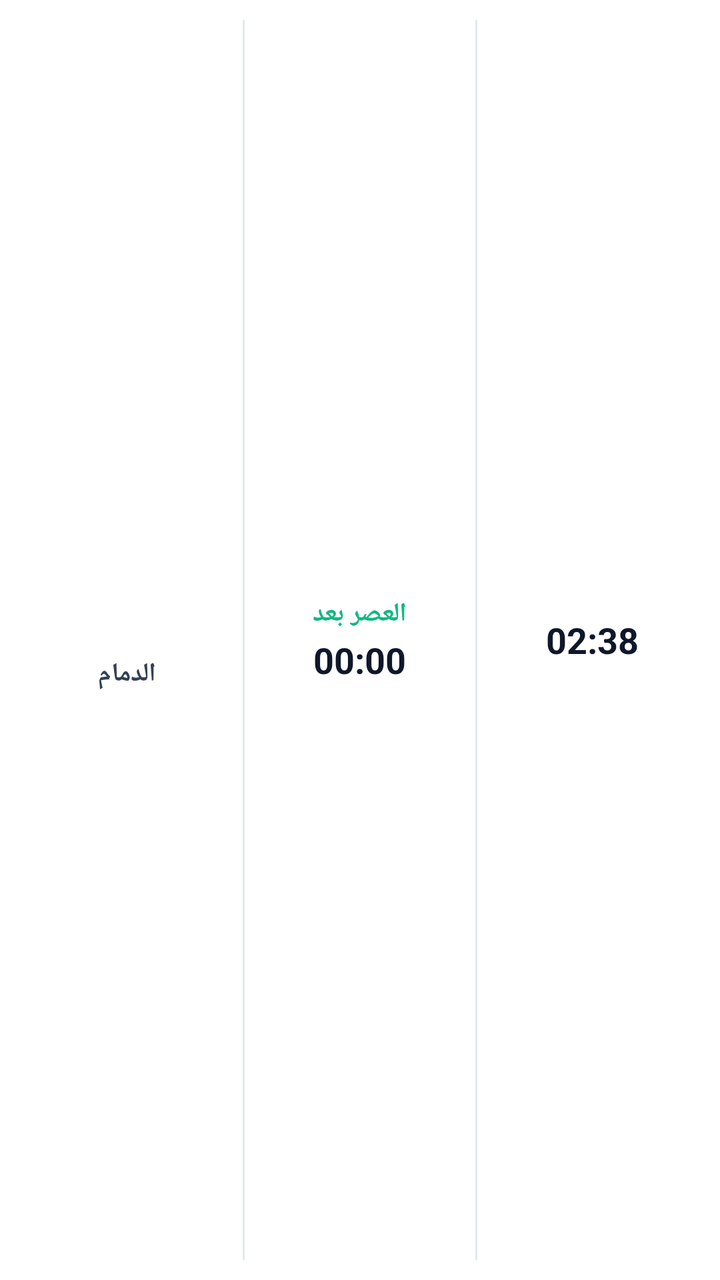
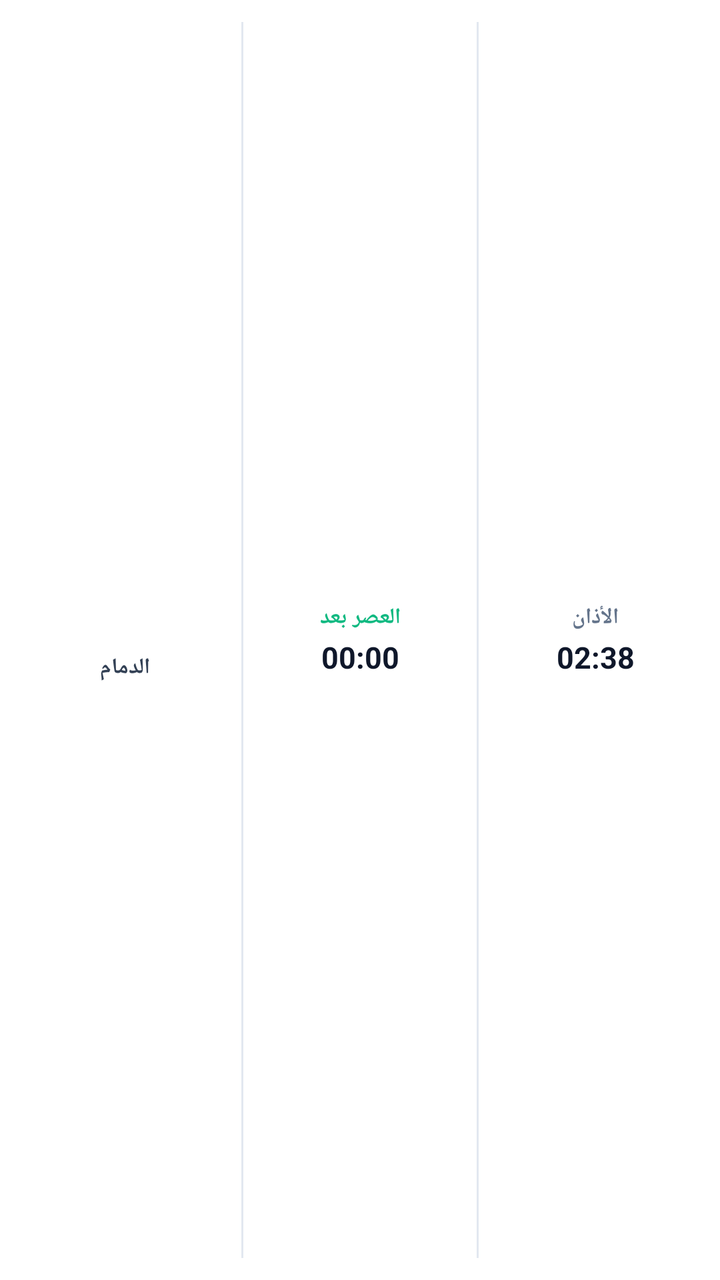

Before-and-after screenshots of an Android layout around one commit, followed by the original layout XML and the change that was made.
<!-- AndroidManifest.xml: application theme AppTheme.NoActionBar -->
<!-- res/layout/prayer_compact_widget.xml -->
<?xml version="1.0" encoding="utf-8"?>
<LinearLayout xmlns:android="http://schemas.android.com/apk/res/android"
    android:id="@+id/widget_compact_root"
    android:layout_width="match_parent"
    android:layout_height="match_parent"
    android:orientation="horizontal"
    android:background="@drawable/widget_bg_white"
    android:clipToOutline="true"
    android:gravity="center_vertical"
    android:baselineAligned="false"
    android:paddingStart="6dp"
    android:paddingEnd="6dp"
    android:paddingTop="4dp"
    android:paddingBottom="4dp">

    
    <LinearLayout
        android:id="@+id/widget_compact_left"
        android:layout_width="0dp"
        android:layout_weight="1"
        android:layout_height="match_parent"
        android:orientation="vertical"
        android:gravity="center"
        android:padding="2dp">

        <ImageView
            android:id="@+id/widget_compact_icon"
            android:layout_width="32dp"
            android:layout_height="32dp"
            android:src="@mipmap/ic_launcher"
            android:contentDescription="App Logo" />

        <TextView
            android:id="@+id/widget_compact_city"
            android:layout_width="wrap_content"
            android:layout_height="wrap_content"
            android:text="الدمام"
            android:textColor="#334155"
            android:textSize="13sp"
            android:textStyle="bold"
            android:singleLine="true"
            android:gravity="center"
            android:layout_marginTop="2dp" />
    </LinearLayout>

    
    <FrameLayout
        android:id="@+id/widget_compact_sep1"
        android:layout_width="1dp"
        android:layout_height="match_parent"
        android:background="#E2E8F0"
        android:layout_marginTop="6dp"
        android:layout_marginBottom="6dp" />

    
    <LinearLayout
        android:id="@+id/widget_compact_center"
        android:layout_width="0dp"
        android:layout_weight="1"
        android:layout_height="match_parent"
        android:orientation="vertical"
        android:gravity="center"
        android:padding="2dp">

        <TextView
            android:id="@+id/widget_compact_prayer_name"
            android:layout_width="wrap_content"
            android:layout_height="wrap_content"
            android:text="العصر بعد"
            android:textColor="#10B981"
            android:textSize="13sp"
            android:textStyle="bold"
            android:gravity="center" />

        <Chronometer
            android:id="@+id/widget_compact_countdown"
            android:layout_width="wrap_content"
            android:layout_height="wrap_content"
            android:textColor="#0F172A"
            android:textSize="18sp"
            android:textStyle="bold"
            android:gravity="center"
            android:layout_marginTop="2dp"
            android:countDown="true" />
    </LinearLayout>

    
    <FrameLayout
        android:id="@+id/widget_compact_sep2"
        android:layout_width="1dp"
        android:layout_height="match_parent"
        android:background="#E2E8F0"
        android:layout_marginTop="6dp"
        android:layout_marginBottom="6dp" />

    
    <LinearLayout
        android:id="@+id/widget_compact_right"
        android:layout_width="0dp"
        android:layout_weight="1"
        android:layout_height="match_parent"
        android:orientation="vertical"
        android:gravity="center"
        android:padding="2dp">

        <TextView
            android:id="@+id/widget_compact_prayer_time"
            android:layout_width="wrap_content"
            android:layout_height="wrap_content"
            android:text="02:38"
            android:textColor="#0F172A"
            android:textSize="18sp"
            android:textStyle="bold"
            android:gravity="center" />
    </LinearLayout>

</LinearLayout>
<!-- resources referenced by this layout -->
<resources>
  <!-- drawable widget_bg_white (drawable) -->
  <?xml version="1.0" encoding="utf-8"?>
  <shape xmlns:android="http://schemas.android.com/apk/res/android">
      <solid android:color="#FFFFFF" />
      <corners android:radius="16dp" />
  </shape>
  <!-- mipmap ic_launcher (mipmap-anydpi-v26) -->
  <?xml version="1.0" encoding="utf-8"?>
  <adaptive-icon xmlns:android="http://schemas.android.com/apk/res/android">
    <background android:drawable="@mipmap/ic_launcher_adaptive_back"/>
    <foreground android:drawable="@mipmap/ic_launcher_adaptive_fore"/>
  </adaptive-icon>
  <style name="AppTheme.NoActionBar" parent="Theme.AppCompat.DayNight.NoActionBar">
          <item name="windowActionBar">false</item>
          <item name="windowNoTitle">true</item>
          <item name="android:windowBackground">@android:color/transparent</item>
          <item name="android:windowIsTranslucent">true</item>
      </style>
</resources>

<!-- the commit's change to res/layout/prayer_compact_widget.xml (unified diff, before → after) -->
@@ -8,10 +8,11 @@
     android:clipToOutline="true"
     android:gravity="center_vertical"
     android:baselineAligned="false"
-    android:paddingStart="6dp"
-    android:paddingEnd="6dp"
-    android:paddingTop="4dp"
-    android:paddingBottom="4dp">
+    android:weightSum="3"
+    android:paddingStart="4dp"
+    android:paddingEnd="4dp"
+    android:paddingTop="3dp"
+    android:paddingBottom="3dp">
 
     
     <LinearLayout
@@ -25,20 +26,21 @@
 
         <ImageView
             android:id="@+id/widget_compact_icon"
-            android:layout_width="32dp"
-            android:layout_height="32dp"
+            android:layout_width="26dp"
+            android:layout_height="26dp"
             android:src="@mipmap/ic_launcher"
             android:contentDescription="App Logo" />
 
         <TextView
             android:id="@+id/widget_compact_city"
-            android:layout_width="wrap_content"
+            android:layout_width="match_parent"
             android:layout_height="wrap_content"
             android:text="الدمام"
             android:textColor="#334155"
-            android:textSize="13sp"
+            android:textSize="11sp"
             android:textStyle="bold"
             android:singleLine="true"
+            android:ellipsize="end"
             android:gravity="center"
             android:layout_marginTop="2dp" />
     </LinearLayout>
@@ -49,8 +51,8 @@
         android:layout_width="1dp"
         android:layout_height="match_parent"
         android:background="#E2E8F0"
-        android:layout_marginTop="6dp"
-        android:layout_marginBottom="6dp" />
+        android:layout_marginTop="8dp"
+        android:layout_marginBottom="8dp" />
 
     
     <LinearLayout
@@ -64,21 +66,24 @@
 
         <TextView
             android:id="@+id/widget_compact_prayer_name"
-            android:layout_width="wrap_content"
+            android:layout_width="match_parent"
             android:layout_height="wrap_content"
             android:text="العصر بعد"
             android:textColor="#10B981"
-            android:textSize="13sp"
+            android:textSize="11sp"
             android:textStyle="bold"
+            android:singleLine="true"
+            android:ellipsize="end"
             android:gravity="center" />
 
         <Chronometer
             android:id="@+id/widget_compact_countdown"
-            android:layout_width="wrap_content"
+            android:layout_width="match_parent"
             android:layout_height="wrap_content"
             android:textColor="#0F172A"
-            android:textSize="18sp"
+            android:textSize="15sp"
             android:textStyle="bold"
+            android:singleLine="true"
             android:gravity="center"
             android:layout_marginTop="2dp"
             android:countDown="true" />
@@ -90,8 +95,8 @@
         android:layout_width="1dp"
         android:layout_height="match_parent"
         android:background="#E2E8F0"
-        android:layout_marginTop="6dp"
-        android:layout_marginBottom="6dp" />
+        android:layout_marginTop="8dp"
+        android:layout_marginBottom="8dp" />
 
     
     <LinearLayout
@@ -104,14 +109,28 @@
         android:padding="2dp">
 
         <TextView
+            android:id="@+id/widget_compact_prayer_tag"
+            android:layout_width="match_parent"
+            android:layout_height="wrap_content"
+            android:text="الأذان"
+            android:textColor="#64748B"
+            android:textSize="11sp"
+            android:textStyle="bold"
+            android:singleLine="true"
+            android:ellipsize="end"
+            android:gravity="center" />
+
+        <TextView
             android:id="@+id/widget_compact_prayer_time"
-            android:layout_width="wrap_content"
+            android:layout_width="match_parent"
             android:layout_height="wrap_content"
             android:text="02:38"
             android:textColor="#0F172A"
-            android:textSize="18sp"
+            android:textSize="15sp"
             android:textStyle="bold"
-            android:gravity="center" />
+            android:singleLine="true"
+            android:gravity="center"
+            android:layout_marginTop="2dp" />
     </LinearLayout>
 
 </LinearLayout>
